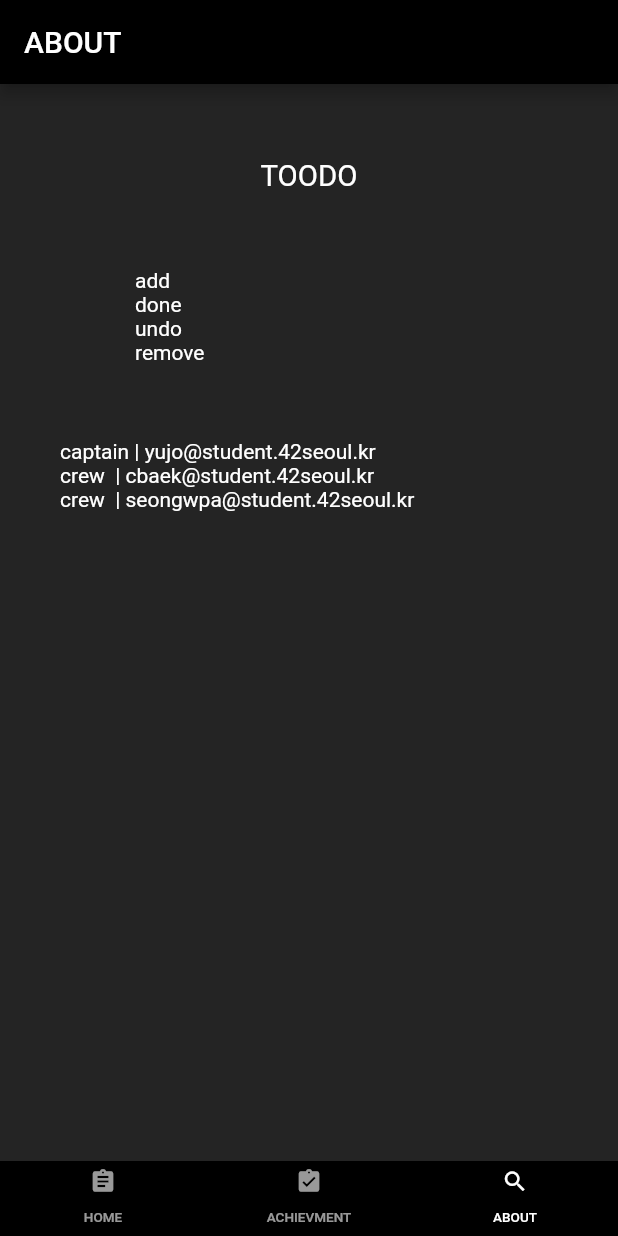
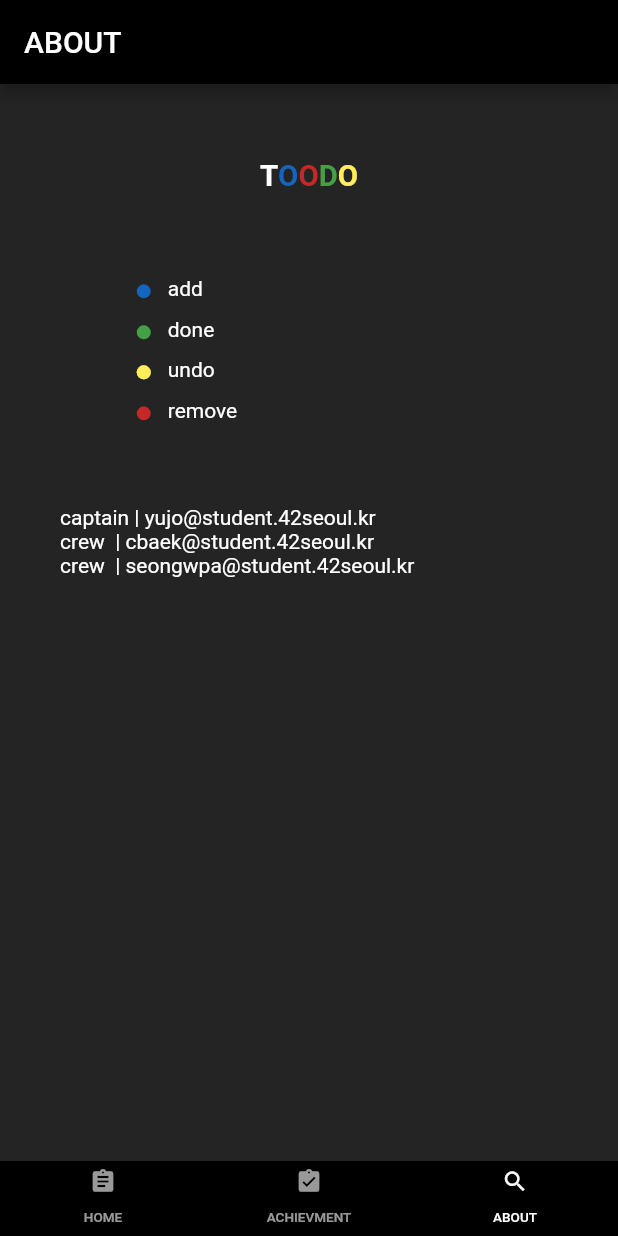
Before and after one commit to yujo11/PROGRAM_42, a Flutter app: the screen it shows after launch, item 3 of the bottom bar chosen, on a phone screen of 412 x 824 dp. Run offline on Flutter 3.47's test engine with Material 2 defaults, Android fonts, the phone set to English and light mode, and no system bars.

Commit message:
Styling ABOUT page

```diff
--- a/toodo_program42/lib/screen/screen_about.dart
+++ b/toodo_program42/lib/screen/screen_about.dart
@@ -1,11 +1,8 @@
 import 'package:flutter/material.dart';
 import 'package:toodoprogram42/widget/todo_list.dart';
 
-class AboutScreen extends StatefulWidget {
-  _AboutScreenState createState() => _AboutScreenState();
-}
-
-class _AboutScreenState extends State<AboutScreen> {
+// TODO: 중복제거!!
+class AboutScreen extends StatelessWidget {
   @override
   Widget build(BuildContext context) {
     return new MaterialApp(
@@ -29,16 +26,103 @@ class _AboutScreenState extends State<AboutScreen> {
             children: <Widget>[
               Container(
                 margin: EdgeInsets.fromLTRB(0, 0, 0, 50),
-                child: Text(
-                  'TOODO',
-                  textAlign: TextAlign.center,
-                  textScaleFactor: 1.4,
+                child: Row(
+                  mainAxisAlignment: MainAxisAlignment.center,
+                  children: <Widget>[
+                    Text('T',
+                        textScaleFactor: 1.4,
+                        style: TextStyle(
+                            color: Colors.white, fontWeight: FontWeight.bold)),
+                    Text('O',
+                        textScaleFactor: 1.4,
+                        style: TextStyle(
+                            color: Colors.blue[800],
+                            fontWeight: FontWeight.bold)),
+                    Text('O',
+                        textScaleFactor: 1.4,
+                        style: TextStyle(
+                            color: Colors.red[800],
+                            fontWeight: FontWeight.bold)),
+                    Text('D',
+                        textScaleFactor: 1.4,
+                        style: TextStyle(
+                            color: Colors.green[600],
+                            fontWeight: FontWeight.bold)),
+                    Text('O',
+                        textScaleFactor: 1.4,
+                        style: TextStyle(
+                            color: Colors.yellow[400],
+                            fontWeight: FontWeight.bold)),
+                  ],
                 ),
               ),
               Container(
                 margin: EdgeInsets.fromLTRB(50, 0, 50, 50),
                 alignment: Alignment.topLeft,
-                child: Text('add\n' + 'done\n' + 'undo\n' + 'remove'),
+                child: Column(
+                  children: <Widget>[
+                    Container(
+                      child: Row(
+                        children: <Widget>[
+                          Container(
+                            margin: EdgeInsets.fromLTRB(0, 0, 10, 0),
+                            child: Text('●',
+                                textScaleFactor: 1.4,
+                                style: TextStyle(
+                                    color: Colors.blue[800],
+                                    fontWeight: FontWeight.bold)),
+                          ),
+                          Text('add'),
+                        ],
+                      ),
+                    ),
+                    Container(
+                      child: Row(
+                        children: <Widget>[
+                          Container(
+                            margin: EdgeInsets.fromLTRB(0, 0, 10, 0),
+                            child: Text('●',
+                              textScaleFactor: 1.4,
+                              style: TextStyle(
+                                  color: Colors.green[600],
+                                  fontWeight: FontWeight.bold)),
+                          ),
+                          Text('done'),
+                        ],
+                      ),
+                    ),
+                    Container(
+                      child: Row(
+                        children: <Widget>[
+                          Container(
+                            margin: EdgeInsets.fromLTRB(0, 0, 10, 0),
+                            child: Text('●',
+                              textScaleFactor: 1.4,
+                              style: TextStyle(
+                                  color: Colors.yellow[400],
+                                  fontWeight: FontWeight.bold)),
+                          ),
+                          Text('undo'),
+                        ],
+                      ),
+                    ),
+                    Container(
+                      child: Row(
+                        children: <Widget>[
+                          Container(
+                            margin: EdgeInsets.fromLTRB(0, 0, 10, 0),
+                            child: Text('●',
+                              textScaleFactor: 1.4,
+                              style: TextStyle(
+                                  color: Colors.red[800],
+                                  fontWeight: FontWeight.bold)),
+                          ),
+                          Text('remove'),
+                        ],
+                      ),
+                    ),
+                  ],
+                ),
               ),
               Container(
                 margin: EdgeInsets.fromLTRB(0, 0, 0, 0),
```
